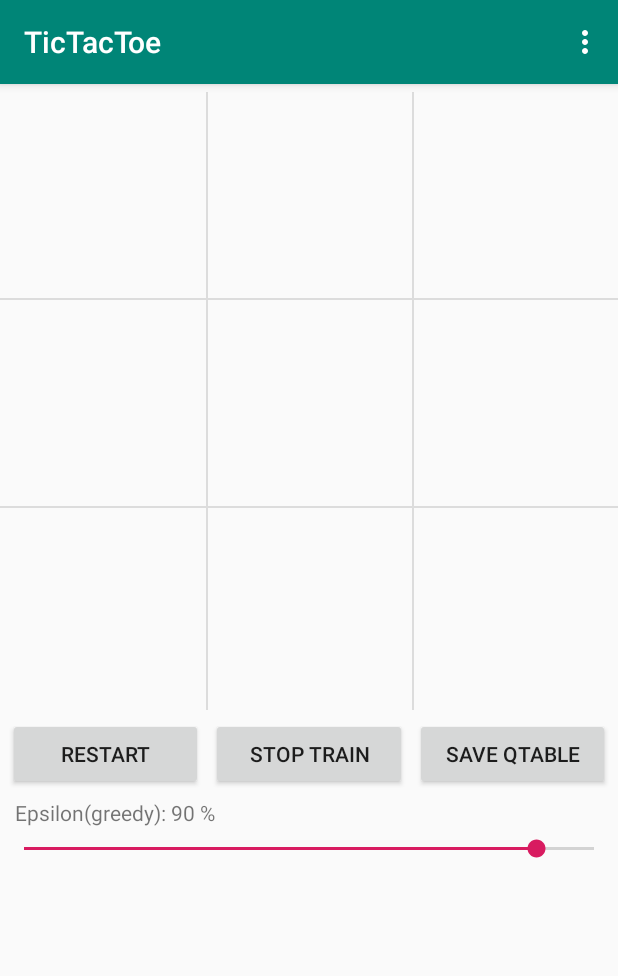
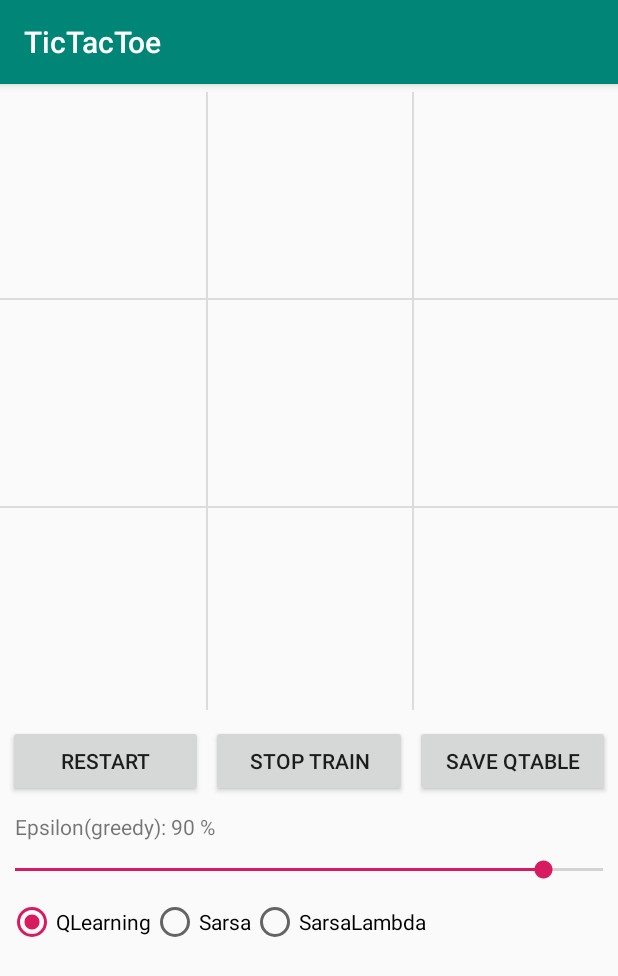
Before and after one commit to ice871117/ReinforcementLearning, an Android app: the screen it shows after launch (MainActivity), after a tap on "TRAIN", on a phone screen of 412 x 824 dp. Shown: the top 976 px of the screen. Run offline under Robolectric (Android 15) with nearby library versions, the phone set to English and light mode, and no system bars.

Commit message:
add choosable EnvCtrlImpl

```diff
--- a/TicTacToe/app/src/main/java/com/tencent/rl/MainActivity.kt
+++ b/TicTacToe/app/src/main/java/com/tencent/rl/MainActivity.kt
@@ -1,15 +1,16 @@
 package com.tencent.rl
 
+import android.content.Context
+import android.content.SharedPreferences
 import android.os.Bundle
 import android.support.v7.app.AlertDialog
 import android.support.v7.app.AppCompatActivity
 import android.support.v7.widget.GridLayoutManager
 import android.support.v7.widget.RecyclerView
-import android.view.Menu
-import android.view.MenuItem
 import android.view.View
 import android.view.ViewGroup
 import android.widget.Button
+import android.widget.RadioGroup
 import android.widget.SeekBar
 import android.widget.TextView
 import com.tencent.rl.core.*
@@ -21,8 +22,8 @@ class MainActivity : AppCompatActivity() {
     companion object {
         private const val COLUMNS = Common.SIZE
         private const val ITEM_COUNT = COLUMNS * COLUMNS
-        private const val MENU_ID_QLEARNING = 1
-        private const val MENU_ID_SARSA = 2
+        private const val PREF_NAME = "TicTacToe_pref"
+        private const val KEY_ENGINE_TYPE = PREF_NAME + "KEY_ENGINE_TYPE"
     }
 
     private var dialog: AlertDialog? = null
@@ -33,6 +34,7 @@ class MainActivity : AppCompatActivity() {
             resetGame()
         }
     }
+    private lateinit var group: RadioGroup
 
     private val adapter: MyAdapter by lazy {
         MyAdapter()
@@ -50,22 +52,6 @@ class MainActivity : AppCompatActivity() {
         dialog?.dismiss()
     }
 
-    override fun onCreateOptionsMenu(menu: Menu?): Boolean {
-        super.onCreateOptionsMenu(menu)
-        menu?.add(Menu.NONE,  MENU_ID_QLEARNING , 0, R.string.qlearning)
-        menu?.add(Menu.NONE,  MENU_ID_SARSA , 1, R.string.sarsa)
-        return true
-    }
-
-    override fun onOptionsItemSelected(item: MenuItem?): Boolean {
-        super.onOptionsItemSelected(item)
-        when (item?.itemId) {
-            MENU_ID_QLEARNING -> EnvironmentCtrl.changeEngine(QLearningTicTacToeEngine())
-            MENU_ID_SARSA -> EnvironmentCtrl.changeEngine(SarsaTicTacToeEngine())
-        }
-        return true
-    }
-
     private fun initUI() {
 
         findViewById<Button>(R.id.restart_btn).setOnClickListener {
@@ -73,8 +59,7 @@ class MainActivity : AppCompatActivity() {
         }
 
         findViewById<Button>(R.id.train_btn).setOnClickListener {
-            (it as Button).let {
-                button ->
+            (it as Button).let { button ->
                 if (!simulatePlayer.isStarted()) {
                     simulatePlayer.start()
                     button.setText(R.string.stop_train)
@@ -92,7 +77,7 @@ class MainActivity : AppCompatActivity() {
         val progressText = findViewById<TextView>(R.id.progress_desc)
 
         progressText.text = getEpsilonDesc((Common.EPSILON * 100).toInt())
-        findViewById<SeekBar>(R.id.epsilon_progress).apply { progress = (Common.EPSILON * 100).toInt() }.setOnSeekBarChangeListener(object: SeekBar.OnSeekBarChangeListener {
+        findViewById<SeekBar>(R.id.epsilon_progress).apply { progress = (Common.EPSILON * 100).toInt() }.setOnSeekBarChangeListener(object : SeekBar.OnSeekBarChangeListener {
 
             override fun onProgressChanged(seekBar: SeekBar?, progress: Int, fromUser: Boolean) {
                 progressText.text = getEpsilonDesc(progress)
@@ -111,9 +96,47 @@ class MainActivity : AppCompatActivity() {
         recyclerView.layoutManager = GridLayoutManager(this@MainActivity, COLUMNS)
         recyclerView.addItemDecoration(BorderDecoration(this@MainActivity))
         recyclerView.adapter = adapter
+
+        group = findViewById(R.id.radio_group)
+
+        val engineType = restoreEngineType()
+        val btnIdToCheck = when (engineType) {
+            EnvironmentCtrl.EngineType.QLEARNING -> R.id.radio_btn1
+            EnvironmentCtrl.EngineType.SARSA -> R.id.radio_btn2
+            EnvironmentCtrl.EngineType.SARSA_LAMBDA -> R.id.radio_btn3
+        }
+        group.check(btnIdToCheck)
+        EnvironmentCtrl.changeEngine(engineType)
+
+        group.setOnCheckedChangeListener { _, checkedId ->
+            val engineType = when (checkedId) {
+                R.id.radio_btn1 -> EnvironmentCtrl.EngineType.QLEARNING
+                R.id.radio_btn2 -> EnvironmentCtrl.EngineType.SARSA
+                R.id.radio_btn3 -> EnvironmentCtrl.EngineType.SARSA_LAMBDA
+                else -> null
+            }?.let {
+                saveEngineType(it.ordinal)
+                EnvironmentCtrl.changeEngine(it)
+            }
+        }
     }
 
-    private fun getEpsilonDesc(progress: Int) = String.format("%s %d %%", getString(R.string.epsilon),  progress)
+    private fun saveEngineType(type: Int) {
+        getSharedPreference().edit().apply {
+            putInt(KEY_ENGINE_TYPE, type)
+        }.apply()
+    }
+
+    private fun restoreEngineType(): EnvironmentCtrl.EngineType {
+        val savedType = getSharedPreference().getInt(KEY_ENGINE_TYPE, EnvironmentCtrl.EngineType.QLEARNING.ordinal)
+        return EnvironmentCtrl.EngineType.values()[savedType]
+    }
+
+    private fun getSharedPreference(): SharedPreferences {
+        return getSharedPreferences(PREF_NAME, Context.MODE_PRIVATE)
+    }
+
+    private fun getEpsilonDesc(progress: Int) = String.format("%s %d %%", getString(R.string.epsilon), progress)
 
     private fun initEnv() {
         Common.SAVE_PATH = externalCacheDir.absolutePath + File.separator + "model.rl"
--- a/TicTacToe/app/src/main/java/com/tencent/rl/core/common.kt
+++ b/TicTacToe/app/src/main/java/com/tencent/rl/core/common.kt
@@ -3,6 +3,8 @@ package com.tencent.rl.core
 import android.os.Handler
 import android.os.Looper
 import java.io.Closeable
+import java.io.ObjectInputStream
+import java.io.ObjectOutputStream
 import java.io.Serializable
 import java.lang.Exception
 import java.util.*
@@ -162,3 +164,71 @@ class BoardState(val size: Int) : Cloneable, Serializable {
         return ret
     }
 }
+
+class QTable : Cloneable, Serializable {
+
+    companion object {
+        @JvmStatic
+        private val serialVersionUID = 1L
+    }
+
+    private var table = HashMap<BoardState, FloatArray>()
+
+    private fun buildActionArray(): FloatArray = FloatArray(columns()) { 0f }
+
+    fun columns(): Int = Common.BOARD_TOTAL_SIZE
+
+    fun getTable(state: BoardState): FloatArray {
+        var tableForState = table[state]
+        if (tableForState == null) {
+            tableForState = buildActionArray()
+            synchronized(this@QTable) {
+                table[state] = tableForState
+            }
+        }
+        return tableForState
+    }
+
+    fun queryMax(state: BoardState): Int {
+        val tableForState = table[state]
+        return if (tableForState == null) {
+            val newTable = buildActionArray()
+            synchronized(this@QTable) {
+                table[state] = newTable
+            }
+            findMaxIndex(newTable, state.availableActionIndexes())
+        } else {
+            findMaxIndex(tableForState, state.availableActionIndexes())
+        }
+    }
+
+    private fun findMaxIndex(array: FloatArray, availableIndexes: List<Int>): Int {
+        val max = array.filterIndexed { index, _ -> index in availableIndexes }.max()
+        val result = mutableListOf<Int>()
+        array.forEachIndexed { index, value ->
+            if (value >= max!!) {
+                result.add(index)
+            }
+        }
+        // use random in case that some columns has the same value
+        return result.intersect(availableIndexes).random()
+    }
+
+    private fun writeObject(outputStream: ObjectOutputStream) {
+        synchronized(this@QTable) {
+            outputStream.writeObject(table)
+        }
+    }
+
+    private fun readObject(inputStream: ObjectInputStream) {
+        table = (inputStream.readObject() as? HashMap<BoardState, FloatArray>) ?: HashMap()
+    }
+
+    public override fun clone(): QTable {
+        val ret = QTable()
+        for ((index, value) in table) {
+            ret.table[index] = Arrays.copyOf(value, value.size)
+        }
+        return ret
+    }
+}
--- a/TicTacToe/app/src/main/java/com/tencent/rl/core/environment.kt
+++ b/TicTacToe/app/src/main/java/com/tencent/rl/core/environment.kt
@@ -7,8 +7,6 @@ import android.widget.Toast
 import com.tencent.rl.MyApplication
 import com.tencent.rl.R
 import java.io.*
-import java.lang.IllegalStateException
-import java.util.*
 import java.util.concurrent.Executors
 
 object EnvironmentCtrl {
@@ -17,66 +15,30 @@ object EnvironmentCtrl {
         RESULT_DRAW, RESULT_HUMAN_LOSE, RESULT_HUMAN_WIN, IN_PROGRESS
     }
 
+    enum class EngineType {
+        QLEARNING, SARSA, SARSA_LAMBDA
+    }
+
     @Volatile
-    private var qTable = QTable()
-    private var currBoardState = BoardState(Common.SIZE)
-    private var engine: IRLEngine = QLearningTicTacToeEngine()
+    internal var qTable = QTable()
+    private lateinit var impl: AbsEnvironmentImpl
     private val threadPool = Executors.newFixedThreadPool(1)
     var updateListener: ((index: Int) -> Unit)? = null
-    private var lastStateForSarsa: SarsaTicTacToeEngine.LastLerningState? = null
 
-    fun changeEngine(newEngine: IRLEngine) {
-        engine = newEngine
+    fun changeEngine(newEngine: EngineType) {
+        impl = when (newEngine) {
+            EngineType.QLEARNING -> QLearningEnvironmentImpl()
+            EngineType.SARSA -> SarsaEnvironmentImpl()
+            EngineType.SARSA_LAMBDA -> SarsaLambdaEnvironmentImpl()
+        }
         Toast.makeText(MyApplication.GlobalContext, "Change Engine to ${newEngine.javaClass.simpleName}", Toast.LENGTH_SHORT).show()
     }
 
-    fun updateByHuman(action: Action): GameResult {
-        Log.v(Common.TAG, "HUMAN ===> action=$action")
-        val tempState = currBoardState.mutate(action)
-        if (tempState != null) {
-            currBoardState = tempState
-            return when {
-                currBoardState.getWinner() == Common.HUMAN ->  {
-                    learnForSarsa(null)
-                    GameResult.RESULT_HUMAN_WIN
-                }
-                currBoardState.isFull() -> GameResult.RESULT_DRAW
-                else -> updateByAI()
-            }
-        } else {
-            return GameResult.IN_PROGRESS
-        }
-    }
-
-    private fun updateByAI(): GameResult {
-        val action = engine.chooseAction(qTable, currBoardState)
-        learnForSarsa(action)
-        val feedback = engine.getFeedBack(currBoardState, action)
-        // remember as last state
-        lastStateForSarsa = SarsaTicTacToeEngine.LastLerningState(currBoardState, action, feedback.first, feedback.second)
-        // for qlearning or sarsa when AI win
-        engine.doLearning(qTable, currBoardState, action, feedback.first, feedback.second, null)
-        currBoardState = feedback.first
-        updateListener?.invoke(action.index)
-        return when {
-            currBoardState.getWinner() == Common.AI -> GameResult.RESULT_HUMAN_LOSE
-            currBoardState.isFull() -> GameResult.RESULT_DRAW
-            else -> GameResult.IN_PROGRESS
-        }
-    }
-
-    private fun learnForSarsa(action: Action?) {
-        if (engine is SarsaTicTacToeEngine) {
-            lastStateForSarsa?.apply {
-                engine.doLearning(qTable, currState, currAction, nextState, reward, action)
-            }
-        }
-    }
+    fun updateByHuman(action: Action) = impl.updateByHuman(action)
 
     fun reset() {
         Log.w(Common.TAG, "Game reset!")
-        currBoardState = BoardState(Common.SIZE)
-        lastStateForSarsa = null
+        impl.reset()
     }
 
     fun saveQTable(path: String?) {
@@ -157,7 +119,7 @@ object EnvironmentCtrl {
         private var started = false
 
         override fun run() {
-            doWhenPlay(play(EnvironmentCtrl.currBoardState))
+            doWhenPlay(play(impl.currBoardState))
             handler.postDelayed(this, interval)
         }
 
@@ -177,81 +139,122 @@ object EnvironmentCtrl {
 
     class RandomPlayer(interval: Long, doWhenPlay: (Int) -> Unit) : AbsPlayer(interval, doWhenPlay) {
         override fun play(state: BoardState): Int {
-            return WinDetector.findBestStep(currBoardState, Common.HUMAN) ?: state.availableActionIndexes().random()
+            return WinDetector.findBestStep(impl.currBoardState, Common.HUMAN) ?: state.availableActionIndexes().random()
+        }
+    }
+}
+
+abstract class AbsEnvironmentImpl(val engine: IRLEngine) {
+
+    internal var currBoardState = BoardState(Common.SIZE)
+
+    abstract fun updateByHuman(action: Action): EnvironmentCtrl.GameResult
+
+    abstract fun updateByAI(): EnvironmentCtrl.GameResult
+
+    open fun reset() {
+        currBoardState = BoardState(Common.SIZE)
+    }
+
+}
+
+class QLearningEnvironmentImpl : AbsEnvironmentImpl(QLearningTicTacToeEngine()) {
+
+    override fun updateByHuman(action: Action): EnvironmentCtrl.GameResult {
+        Log.v(Common.TAG, "HUMAN ===> action=$action")
+        val tempState = currBoardState.mutate(action)
+        if (tempState != null) {
+            currBoardState = tempState
+            return when {
+                currBoardState.getWinner() == Common.HUMAN -> EnvironmentCtrl.GameResult.RESULT_HUMAN_WIN
+                currBoardState.isFull() -> EnvironmentCtrl.GameResult.RESULT_DRAW
+                else -> updateByAI()
+            }
+        } else {
+            return EnvironmentCtrl.GameResult.IN_PROGRESS
+        }
+    }
+
+    override fun updateByAI(): EnvironmentCtrl.GameResult {
+        val action = engine.chooseAction(EnvironmentCtrl.qTable, currBoardState)
+        val feedback = engine.getFeedBack(currBoardState, action)
+        // for qlearning or sarsa when AI win
+        engine.doLearning(EnvironmentCtrl.qTable, currBoardState, action, feedback.first, feedback.second, null)
+        currBoardState = feedback.first
+        EnvironmentCtrl.updateListener?.invoke(action.index)
+        return when {
+            currBoardState.getWinner() == Common.AI -> EnvironmentCtrl.GameResult.RESULT_HUMAN_LOSE
+            currBoardState.isFull() -> EnvironmentCtrl.GameResult.RESULT_DRAW
+            else -> EnvironmentCtrl.GameResult.IN_PROGRESS
         }
     }
 
 }
 
+class SarsaEnvironmentImpl : AbsEnvironmentImpl(SarsaTicTacToeEngine()) {
 
-class QTable : Cloneable, Serializable {
+    private var lastStateForSarsa: SarsaTicTacToeEngine.LastLerningState? = null
 
-    companion object {
-        @JvmStatic
-        private val serialVersionUID = 1L
-    }
-
-    private var table = HashMap<BoardState, FloatArray>()
-
-    private fun buildActionArray(): FloatArray = FloatArray(columns()) { 0f }
-
-    fun columns(): Int = Common.BOARD_TOTAL_SIZE
-
-    fun getTable(state: BoardState): FloatArray {
-        var tableForState = table[state]
-        if (tableForState == null) {
-            tableForState = buildActionArray()
-            synchronized(this@QTable) {
-                table[state] = tableForState
+    override fun updateByHuman(action: Action): EnvironmentCtrl.GameResult {
+        Log.v(Common.TAG, "HUMAN ===> action=$action")
+        val tempState = currBoardState.mutate(action)
+        if (tempState != null) {
+            currBoardState = tempState
+            return when {
+                currBoardState.getWinner() == Common.HUMAN -> {
+                    learnForSarsa(null)
+                    EnvironmentCtrl.GameResult.RESULT_HUMAN_WIN
+                }
+                currBoardState.isFull() -> EnvironmentCtrl.GameResult.RESULT_DRAW
+                else -> updateByAI()
             }
-        }
-        return tableForState
-    }
-
-    fun queryMax(state: BoardState): Int {
-        val tableForState = table[state]
-        return if (tableForState == null) {
-            val newTable = buildActionArray()
-            synchronized(this@QTable) {
-                table[state] = newTable
-            }
-            findMaxIndex(newTable, state.availableActionIndexes())
         } else {
-            findMaxIndex(tableForState, state.availableActionIndexes())
+            return EnvironmentCtrl.GameResult.IN_PROGRESS
         }
     }
 
-    private fun findMaxIndex(array: FloatArray, availableIndexes: List<Int>): Int {
-        val max = array.filterIndexed { index, _ -> index in availableIndexes }.max()
-        val result = mutableListOf<Int>()
-        array.forEachIndexed { index, value ->
-            if (value >= max!!) {
-                result.add(index)
-            }
-        }
-        // use random in case that some columns has the same value
-        return result.intersect(availableIndexes).random()
-    }
-
-    private fun writeObject(outputStream: ObjectOutputStream) {
-        synchronized(this@QTable) {
-            outputStream.writeObject(table)
+    override fun updateByAI(): EnvironmentCtrl.GameResult {
+        val action = engine.chooseAction(EnvironmentCtrl.qTable, currBoardState)
+        learnForSarsa(action)
+        val feedback = engine.getFeedBack(currBoardState, action)
+        // remember as last state
+        lastStateForSarsa = SarsaTicTacToeEngine.LastLerningState(currBoardState, action, feedback.first, feedback.second)
+        // for qlearning or sarsa when AI win
+        engine.doLearning(EnvironmentCtrl.qTable, currBoardState, action, feedback.first, feedback.second, null)
+        currBoardState = feedback.first
+        EnvironmentCtrl.updateListener?.invoke(action.index)
+        return when {
+            currBoardState.getWinner() == Common.AI -> EnvironmentCtrl.GameResult.RESULT_HUMAN_LOSE
+            currBoardState.isFull() -> EnvironmentCtrl.GameResult.RESULT_DRAW
+            else -> EnvironmentCtrl.GameResult.IN_PROGRESS
         }
     }
 
-    private fun readObject(inputStream: ObjectInputStream) {
-        table = (inputStream.readObject() as? HashMap<BoardState, FloatArray>) ?: HashMap()
+    private fun learnForSarsa(action: Action?) {
+        lastStateForSarsa?.apply {
+            engine.doLearning(EnvironmentCtrl.qTable, currState, currAction, nextState, reward, action)
+        }
     }
 
-    public override fun clone(): QTable {
-        val ret = QTable()
-        for ((index, value) in table) {
-            ret.table[index] = Arrays.copyOf(value, value.size)
-        }
-        return ret
+    override fun reset() {
+        super.reset()
+        lastStateForSarsa = null
     }
+
 }
 
+class SarsaLambdaEnvironmentImpl : AbsEnvironmentImpl(SarsaLambdaTicTacToeEngine()) {
+
+    override fun updateByHuman(action: Action): EnvironmentCtrl.GameResult {
+        TODO("not implemented") //To change body of created functions use File | Settings | File Templates.
+    }
+
+    override fun updateByAI(): EnvironmentCtrl.GameResult {
+        TODO("not implemented") //To change body of created functions use File | Settings | File Templates.
+    }
+
+
+}
 
 object WinDetector {
 
--- a/TicTacToe/app/src/main/res/layout/activity_main.xml
+++ b/TicTacToe/app/src/main/res/layout/activity_main.xml
@@ -20,62 +20,94 @@
         android:id="@+id/restart_btn"
         android:layout_width="0dp"
         android:layout_height="wrap_content"
+        android:layout_marginLeft="5dp"
+        android:layout_marginTop="10dp"
+        android:gravity="center"
         android:text="@string/restart"
-        android:gravity="center"
-        android:layout_marginTop="5dp"
-        android:layout_marginLeft="5dp"
         app:layout_constraintLeft_toLeftOf="parent"
         app:layout_constraintRight_toLeftOf="@+id/train_btn"
-        app:layout_constraintTop_toBottomOf="@+id/recycler_view"
-        />
+        app:layout_constraintTop_toBottomOf="@+id/recycler_view" />
 
     <Button
         android:id="@+id/train_btn"
         android:layout_width="0dp"
         android:layout_height="wrap_content"
+        android:layout_marginLeft="5dp"
+        android:layout_marginTop="10dp"
+        android:layout_marginRight="5dp"
+        android:gravity="center"
         android:text="@string/train"
-        android:gravity="center"
-        android:layout_marginTop="5dp"
-        android:layout_marginLeft="5dp"
-        android:layout_marginRight="5dp"
         app:layout_constraintLeft_toRightOf="@+id/restart_btn"
         app:layout_constraintRight_toLeftOf="@+id/save_btn"
-        app:layout_constraintTop_toBottomOf="@+id/recycler_view"
-        />
+        app:layout_constraintTop_toBottomOf="@+id/recycler_view" />
 
     <Button
         android:id="@+id/save_btn"
         android:layout_width="0dp"
         android:layout_height="wrap_content"
+        android:layout_marginTop="10dp"
+        android:layout_marginRight="5dp"
+        android:gravity="center"
         android:text="@string/save"
-        android:gravity="center"
-        android:layout_marginTop="5dp"
-        android:layout_marginRight="5dp"
         app:layout_constraintLeft_toRightOf="@+id/train_btn"
         app:layout_constraintRight_toRightOf="parent"
-        app:layout_constraintTop_toBottomOf="@+id/recycler_view"
-        />
+        app:layout_constraintTop_toBottomOf="@+id/recycler_view" />
 
     <TextView
         android:id="@+id/progress_desc"
         android:layout_width="wrap_content"
         android:layout_height="wrap_content"
+        android:layout_marginLeft="10dp"
+        android:layout_marginTop="10dp"
         android:text="@string/epsilon"
-        android:layout_marginLeft="10dp"
-        android:layout_marginTop="5dp"
         app:layout_constraintLeft_toLeftOf="parent"
-        app:layout_constraintTop_toBottomOf="@+id/restart_btn"
-        />
+        app:layout_constraintTop_toBottomOf="@+id/restart_btn" />
 
     <SeekBar
         android:id="@+id/epsilon_progress"
         android:layout_width="match_parent"
         android:layout_height="wrap_content"
+        android:layout_marginTop="10dp"
         android:max="100"
         android:progress="90"
-        android:layout_marginTop="5dp"
+        android:paddingStart="0dp"
+        android:paddingEnd="0dp"
+        android:layout_marginLeft="10dp"
+        android:layout_marginRight="10dp"
         app:layout_constraintLeft_toLeftOf="parent"
         app:layout_constraintRight_toRightOf="parent"
-        app:layout_constraintTop_toBottomOf="@+id/progress_desc"/>
+        app:layout_constraintTop_toBottomOf="@+id/progress_desc"
+        />
+
+    <RadioGroup
+        android:id="@+id/radio_group"
+        android:layout_width="match_parent"
+        android:layout_height="wrap_content"
+        android:orientation="horizontal"
+        android:layout_marginTop="10dp"
+        android:layout_marginLeft="5dp"
+        app:layout_constraintLeft_toLeftOf="parent"
+        app:layout_constraintRight_toRightOf="parent"
+        app:layout_constraintTop_toBottomOf="@+id/epsilon_progress">
+
+        <RadioButton
+            android:id="@+id/radio_btn1"
+            android:layout_width="wrap_content"
+            android:layout_height="wrap_content"
+            android:checked="true"
+            android:text="@string/q_learning" />
+
+        <RadioButton
+            android:id="@+id/radio_btn2"
+            android:layout_width="wrap_content"
+            android:layout_height="wrap_content"
+            android:text="@string/sarsa" />
+
+        <RadioButton
+            android:id="@+id/radio_btn3"
+            android:layout_width="wrap_content"
+            android:layout_height="wrap_content"
+            android:text="@string/sarsa_lambda" />
+    </RadioGroup>
 
 </android.support.constraint.ConstraintLayout>
--- a/TicTacToe/app/src/main/res/values/strings.xml
+++ b/TicTacToe/app/src/main/res/values/strings.xml
@@ -11,6 +11,7 @@
     <string name="saved">"Model save success"</string>
     <string name="loaded">"Model load success"</string>
     <string name="epsilon">"Epsilon(greedy):"</string>
-    <string name="qlearning">"QLearning"</string>
+    <string name="q_learning">"QLearning"</string>
     <string name="sarsa">"Sarsa"</string>
+    <string name="sarsa_lambda">"SarsaLambda"</string>
 </resources>
```
Also changed, not shown: TicTacToe/app/src/main/java/com/tencent/rl/core/Engine.kt (+9 -0 lines).
